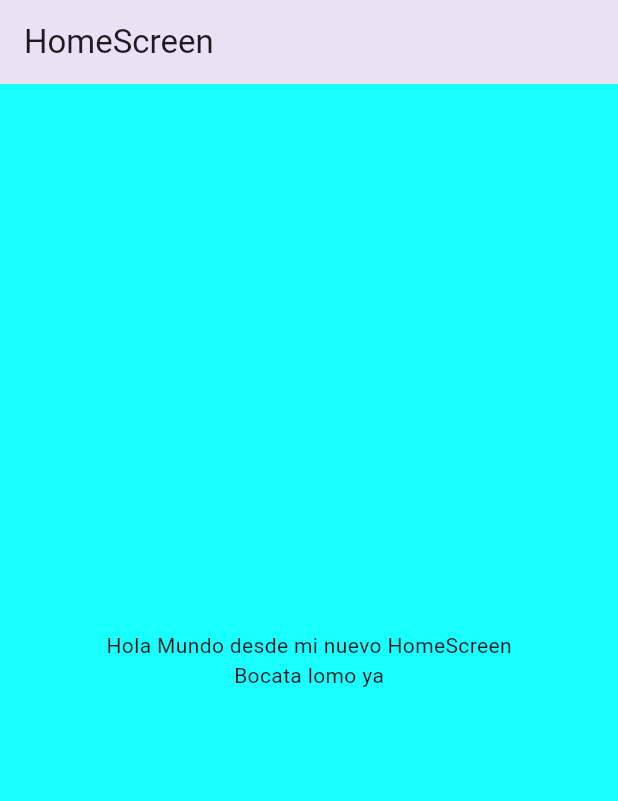
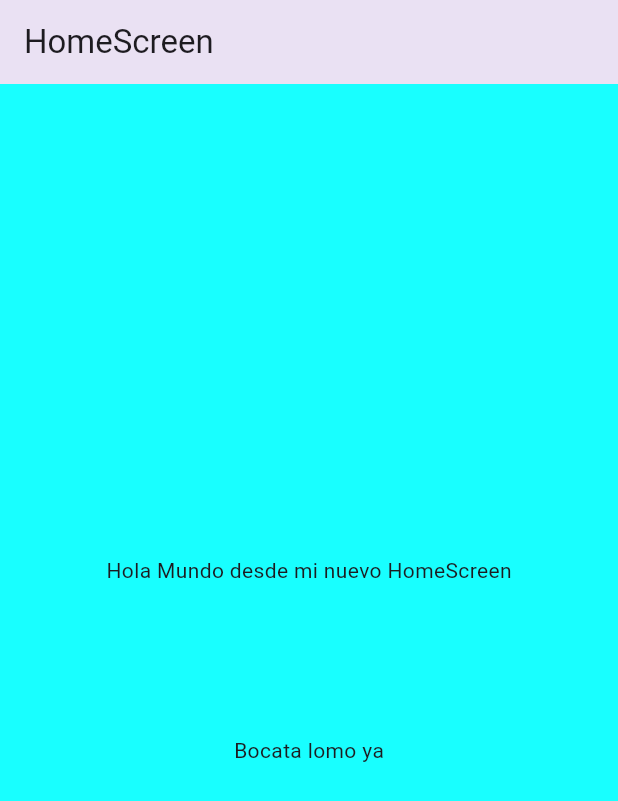
Before and after one commit to DEV-JJVG/fl_contador_app, a Flutter app: the screen it shows after launch, on a phone screen of 412 x 824 dp. Shown: the top 801 px of the screen. Run offline on Flutter 3.47's test engine with Material 3 defaults, Android fonts, the phone set to English and light mode, and no system bars.

Commit message:
Hago un SizedBox para separar las columnas por 100 pixeles

```diff
--- a/lib/screens/home_screen.dart
+++ b/lib/screens/home_screen.dart
@@ -14,6 +14,7 @@ class HomeScreen extends StatelessWidget {
           mainAxisAlignment: MainAxisAlignment.center,
           children: ([
             Text("Hola Mundo desde mi nuevo HomeScreen"),
+            SizedBox(height: 100),
             Text("Bocata lomo ya"),
           ]),
         ),
```
